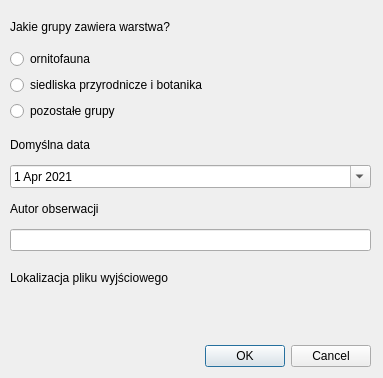
The window that podpinacz_dialog_base.ui (kamildrejer/podpinacz) describes before a commit, drawn with Qt 5.
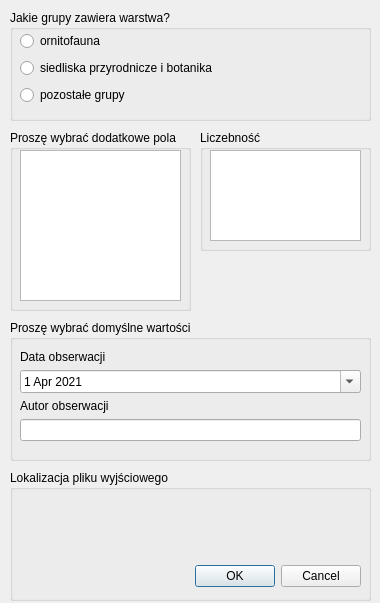
The same window after the commit. Custom widgets are drawn as their Qt base class.

Commit message: Podpinacz wersja 0.9.9

Diff of the .ui file:
```diff
--- a/podpinacz_dialog_base.ui
+++ b/podpinacz_dialog_base.ui
@@ -6,46 +6,35 @@
    <rect>
     <x>0</x>
     <y>0</y>
-    <width>383</width>
-    <height>378</height>
+    <width>380</width>
+    <height>603</height>
    </rect>
   </property>
   <property name="windowTitle">
    <string>Uzupełnianki krok 1</string>
   </property>
-  <widget class="QDialogButtonBox" name="button_box">
+  <widget class="QGroupBox" name="groupBox">
    <property name="geometry">
     <rect>
-     <x>30</x>
-     <y>340</y>
-     <width>341</width>
-     <height>32</height>
+     <x>10</x>
+     <y>10</y>
+     <width>361</width>
+     <height>111</height>
     </rect>
    </property>
-   <property name="orientation">
-    <enum>Qt::Horizontal</enum>
+   <property name="title">
+    <string>Jakie grupy zawiera warstwa?</string>
    </property>
-   <property name="standardButtons">
-    <set>QDialogButtonBox::Cancel|QDialogButtonBox::Ok</set>
-   </property>
-  </widget>
   <widget class="QWidget" name="verticalLayoutWidget">
    <property name="geometry">
     <rect>
      <x>10</x>
-     <y>10</y>
-     <width>361</width>
-     <height>111</height>
+      <y>20</y>
+      <width>341</width>
+      <height>76</height>
     </rect>
    </property>
    <layout class="QVBoxLayout" name="verticalLayout">
-    <item>
-     <widget class="QLabel" name="label_4">
-      <property name="text">
-       <string>Jakie grupy zawiera warstwa?</string>
-      </property>
-     </widget>
-    </item>
     <item>
      <widget class="QRadioButton" name="ptaki">
       <property name="text">
@@ -69,58 +58,81 @@
     </item>
    </layout>
   </widget>
-  <widget class="QWidget" name="verticalLayoutWidget_2">
-   <property name="geometry">
-    <rect>
-     <x>10</x>
-     <y>260</y>
-     <width>361</width>
-     <height>76</height>
-    </rect>
-   </property>
-   <layout class="QVBoxLayout" name="verticalLayout_3">
-    <item>
-     <widget class="QLabel" name="label">
-      <property name="text">
-       <string>Lokalizacja pliku wyjściowego</string>
-      </property>
-     </widget>
-    </item>
+  </widget>
+  <widget class="QGroupBox" name="groupBox_2">
+   <property name="geometry">
+    <rect>
+     <x>10</x>
+     <y>130</y>
+     <width>181</width>
+     <height>181</height>
+    </rect>
+   </property>
+   <property name="title">
+    <string>Proszę wybrać dodatkowe pola</string>
+   </property>
+   <widget class="QWidget" name="verticalLayoutWidget_4">
+    <property name="geometry">
+     <rect>
+      <x>10</x>
+      <y>20</y>
+      <width>161</width>
+      <height>151</height>
+     </rect>
+    </property>
+    <layout class="QVBoxLayout" name="verticalLayout_2">
     <item>
-     <widget class="QgsFileWidget" name="output_path">
-      <property name="fileWidgetButtonVisible">
-       <bool>true</bool>
-      </property>
-      <property name="fullUrl">
-       <bool>false</bool>
-      </property>
-      <property name="dialogTitle">
-       <string>Lokalizacja pliku wynikowego</string>
-      </property>
-      <property name="filter">
-       <string>*.shp</string>
-      </property>
-      <property name="storageMode">
-       <enum>QgsFileWidget::SaveFile</enum>
+      <widget class="QListWidget" name="dodajPola">
+       <property name="accessibleName">
+        <string>&lt;html&gt;&lt;head/&gt;&lt;body&gt;&lt;p&gt;aaa&lt;/p&gt;&lt;/body&gt;&lt;/html&gt;</string>
+       </property>
+       <property name="selectionMode">
+        <enum>QAbstractItemView::MultiSelection</enum>
       </property>
      </widget>
     </item>
    </layout>
   </widget>
+  </widget>
+  <widget class="QGroupBox" name="groupBox_3">
+   <property name="geometry">
+    <rect>
+     <x>10</x>
+     <y>320</y>
+     <width>361</width>
+     <height>141</height>
+    </rect>
+   </property>
+   <property name="title">
+    <string>Proszę wybrać domyślne wartości</string>
+   </property>
   <widget class="QWidget" name="verticalLayoutWidget_3">
    <property name="geometry">
     <rect>
      <x>10</x>
-     <y>130</y>
-     <width>361</width>
-     <height>121</height>
+      <y>10</y>
+      <width>341</width>
+      <height>111</height>
     </rect>
    </property>
    <layout class="QVBoxLayout" name="data">
+     <item>
+      <spacer name="verticalSpacer">
+       <property name="orientation">
+        <enum>Qt::Vertical</enum>
+       </property>
+       <property name="sizeHint" stdset="0">
+        <size>
+         <width>20</width>
+         <height>40</height>
+        </size>
+       </property>
+      </spacer>
+     </item>
     <item>
      <widget class="QLabel" name="label_2">
       <property name="text">
-       <string>Domyślna data</string>
+        <string>Data obserwacji</string>
       </property>
      </widget>
     </item>
@@ -164,6 +176,90 @@
      <widget class="QLineEdit" name="autor"/>
     </item>
    </layout>
+   </widget>
+  </widget>
+  <widget class="QGroupBox" name="groupBox_4">
+   <property name="geometry">
+    <rect>
+     <x>10</x>
+     <y>470</y>
+     <width>361</width>
+     <height>131</height>
+    </rect>
+   </property>
+   <property name="title">
+    <string>Lokalizacja pliku wyjściowego</string>
+   </property>
+   <widget class="QWidget" name="verticalLayoutWidget_2">
+    <property name="geometry">
+     <rect>
+      <x>10</x>
+      <y>20</y>
+      <width>341</width>
+      <height>51</height>
+     </rect>
+    </property>
+    <layout class="QVBoxLayout" name="verticalLayout_3">
+     <item>
+      <widget class="QgsFileWidget" name="output_path">
+       <property name="fileWidgetButtonVisible">
+        <bool>true</bool>
+       </property>
+       <property name="fullUrl">
+        <bool>false</bool>
+       </property>
+       <property name="dialogTitle">
+        <string>Lokalizacja pliku wynikowego</string>
+       </property>
+       <property name="filter">
+        <string>*.shp</string>
+       </property>
+       <property name="storageMode">
+        <enum>QgsFileWidget::SaveFile</enum>
+       </property>
+      </widget>
+     </item>
+    </layout>
+   </widget>
+   <widget class="QDialogButtonBox" name="button_box">
+    <property name="geometry">
+     <rect>
+      <x>40</x>
+      <y>90</y>
+      <width>311</width>
+      <height>32</height>
+     </rect>
+    </property>
+    <property name="orientation">
+     <enum>Qt::Horizontal</enum>
+    </property>
+    <property name="standardButtons">
+     <set>QDialogButtonBox::Cancel|QDialogButtonBox::Ok</set>
+    </property>
+   </widget>
+  </widget>
+  <widget class="QGroupBox" name="groupBox_5">
+   <property name="geometry">
+    <rect>
+     <x>200</x>
+     <y>130</y>
+     <width>171</width>
+     <height>121</height>
+    </rect>
+   </property>
+   <property name="title">
+    <string>Liczebność</string>
+   </property>
+   <widget class="QListWidget" name="liczebnosc">
+    <property name="geometry">
+     <rect>
+      <x>10</x>
+      <y>20</y>
+      <width>151</width>
+      <height>91</height>
+     </rect>
+    </property>
+   </widget>
   </widget>
  </widget>
  <customwidgets>
```
Left out of the diff: 2 changed lines with no effect on the pictures. Lines whose indentation alone changed are shown as unchanged. The commit also changes 3 other files.
